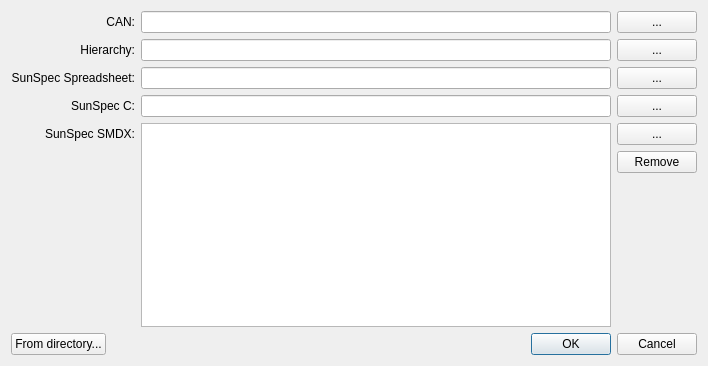
This is src/epcpm/importexportdialog.ui in epcpower/pm as Qt 5 draws it before an edit. The edited form follows.
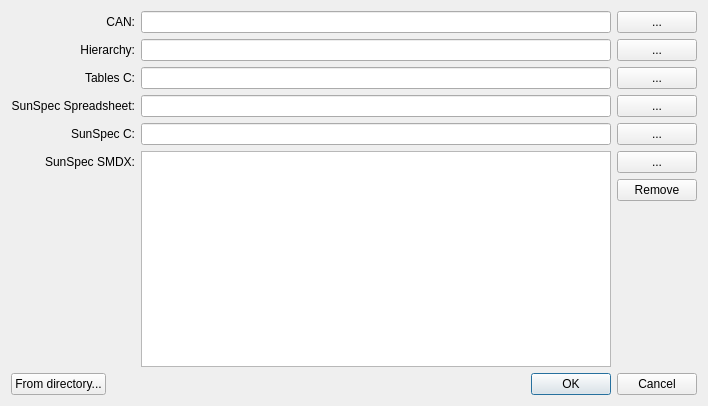
This is the edited form.

Commit message: CAN table interface code generation

Patch:
```diff
--- a/src/epcpm/importexportdialog.ui
+++ b/src/epcpm/importexportdialog.ui
@@ -7,7 +7,7 @@
     <x>0</x>
     <y>0</y>
     <width>708</width>
-    <height>366</height>
+    <height>406</height>
    </rect>
   </property>
   <property name="sizePolicy">
@@ -149,6 +149,26 @@
    <item row="4" column="1">
     <widget class="QLineEdit" name="sunspec_c"/>
    </item>
+   <item row="2" column="0">
+    <widget class="QLabel" name="tables_c_label">
+     <property name="text">
+      <string>Tables C:</string>
+     </property>
+     <property name="alignment">
+      <set>Qt::AlignRight|Qt::AlignTrailing|Qt::AlignVCenter</set>
+     </property>
+    </widget>
+   </item>
+   <item row="2" column="1">
+    <widget class="QLineEdit" name="tables_c"/>
+   </item>
+   <item row="2" column="2">
+    <widget class="QPushButton" name="pick_tables_c">
+     <property name="text">
+      <string>...</string>
+     </property>
+    </widget>
+   </item>
   </layout>
  </widget>
  <resources/>
```
The commit also changes 4 other files.
